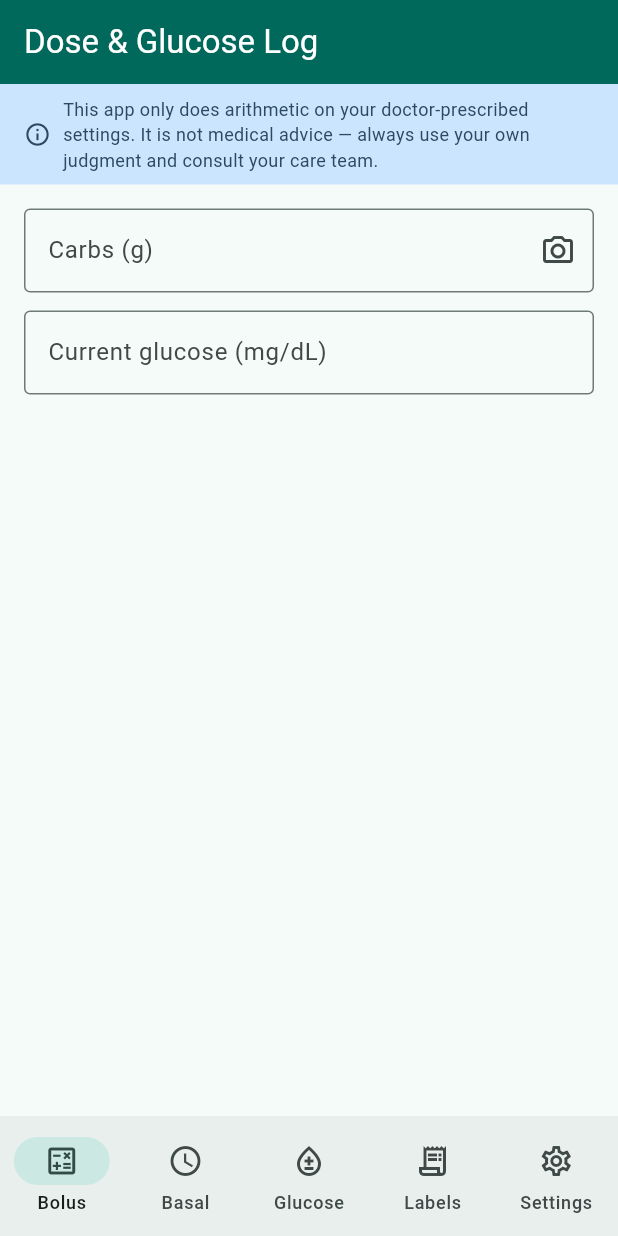
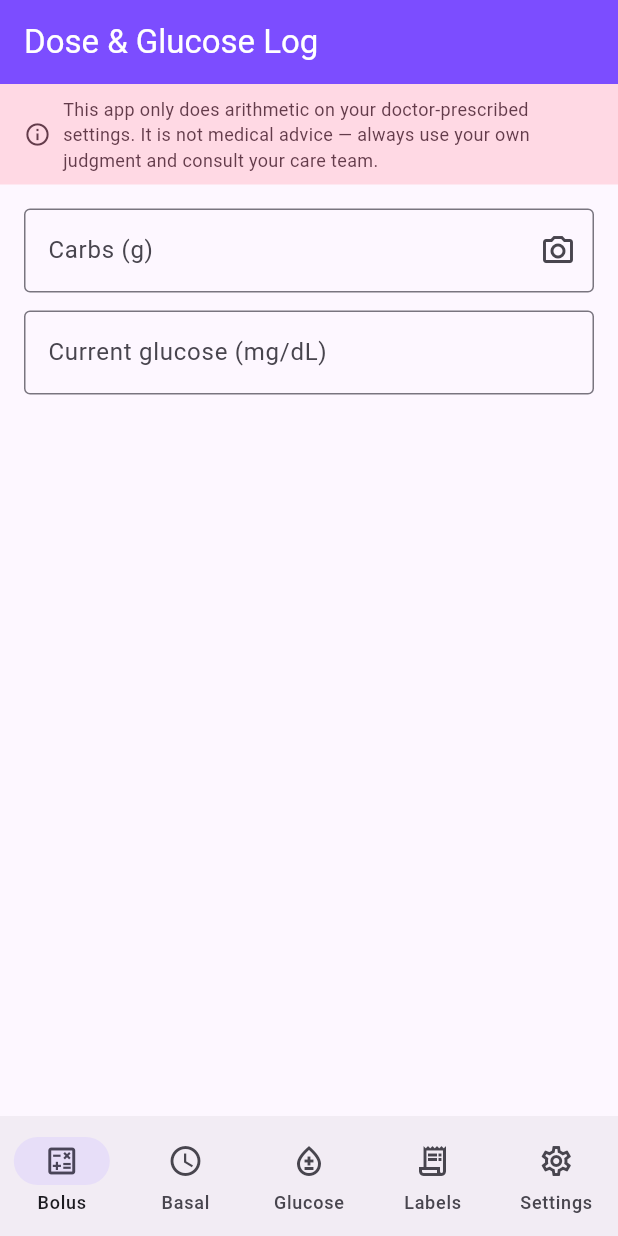
Before and after one commit to jaredkees04-png/diabetes, a Flutter app: the screen it shows after launch, on a phone screen of 412 x 824 dp. Run offline on Flutter 3.47's test engine with Material 3 defaults, Android fonts, the phone set to English and light mode, and no system bars; our stand-ins replace flutter_riverpod, image_picker, shared_preferences, sqflite, sqflite_common_ffi_web, web; missing offline and left inert: dart:js_interop; accounts and stored records are empty.

Commit message:
Switch the color scheme to a vivid violet
The dark teal read as flat/subdued. Replaces it app-wide with a
brighter, more energetic violet (#7C4DFF) — vivid enough to feel
lively without tipping into neon, and far enough from red that the
glucose high/low and bolus warning colors still read clearly as
distinct "pay attention" signals rather than blending in.

Kept as a single kSeedColor constant (lib/core/constants/theme_colors.dart)
so the app theme, AppBar, home-screen icon, and PWA manifest/theme-color
all stay in sync — deliberately not exposed as a user setting, per
their call.

Co-Authored-By: Claude Sonnet 5 <noreply@anthropic.com>
Claude-Session: https://claude.ai/code/session_012iYgXnDVRQ266esQSzZ2EM

```diff
--- a/lib/app/app.dart
+++ b/lib/app/app.dart
@@ -1,5 +1,6 @@
 import 'package:flutter/material.dart';
 
+import '../core/constants/theme_colors.dart';
 import 'home_shell.dart';
 
 class DoseGlucoseApp extends StatelessWidget {
@@ -11,21 +12,21 @@ class DoseGlucoseApp extends StatelessWidget {
       title: 'Dose & Glucose Log',
       debugShowCheckedModeBanner: false,
       theme: ThemeData(
-        colorScheme: ColorScheme.fromSeed(seedColor: Colors.teal),
+        colorScheme: ColorScheme.fromSeed(seedColor: kSeedColor),
         useMaterial3: true,
         appBarTheme: const AppBarTheme(
-          backgroundColor: Color(0xFF00695C),
+          backgroundColor: kSeedColor,
           foregroundColor: Colors.white,
         ),
       ),
       darkTheme: ThemeData(
         colorScheme: ColorScheme.fromSeed(
-          seedColor: Colors.teal,
+          seedColor: kSeedColor,
           brightness: Brightness.dark,
         ),
         useMaterial3: true,
         appBarTheme: const AppBarTheme(
-          backgroundColor: Color(0xFF00695C),
+          backgroundColor: kSeedColor,
           foregroundColor: Colors.white,
         ),
       ),
--- /dev/null
+++ b/lib/core/constants/theme_colors.dart
@@ -0,0 +1,5 @@
+import 'package:flutter/material.dart';
+
+/// The app's brand color — also used for the app icon and PWA theme-color
+/// (web/manifest.json, web/index.html), so keep those in sync if this changes.
+const Color kSeedColor = Color(0xFF7C4DFF);
```
Also changed, not shown: 7 other files.
